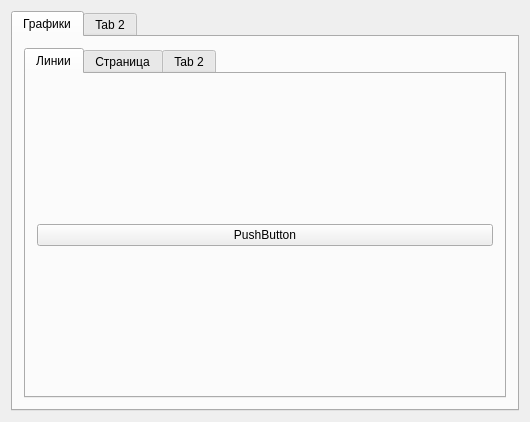
SukhoiRU/Graphics, file Dialogs/graphSettings.ui: the form before one commit.
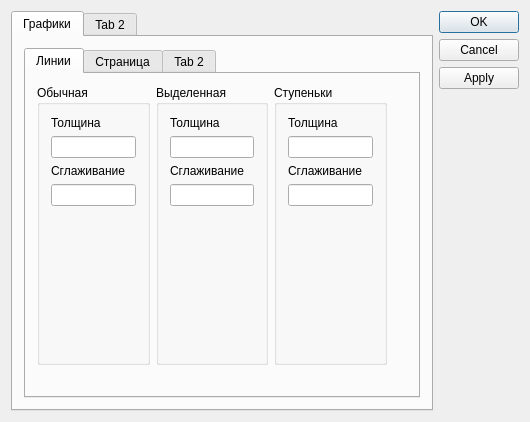
The form after the commit.

What changed in the file:
```diff
--- a/Dialogs/graphSettings.ui
+++ b/Dialogs/graphSettings.ui
@@ -31,11 +31,156 @@
            <string>Линии</string>
           </attribute>
           <layout class="QGridLayout" name="gridLayout_2">
-           <item row="0" column="0">
-            <widget class="QPushButton" name="pushButton">
-             <property name="text">
-              <string>PushButton</string>
+           <item row="2" column="1">
+            <widget class="QGroupBox" name="groupBox_2">
+             <property name="title">
+              <string>Выделенная</string>
              </property>
+             <layout class="QGridLayout" name="gridLayout_4">
+              <item row="2" column="0">
+               <widget class="QLabel" name="label_4">
+                <property name="text">
+                 <string>Сглаживание</string>
+                </property>
+               </widget>
+              </item>
+              <item row="0" column="0">
+               <widget class="QLabel" name="label_3">
+                <property name="text">
+                 <string>Толщина</string>
+                </property>
+               </widget>
+              </item>
+              <item row="3" column="0">
+               <widget class="QLineEdit" name="lineEdit_sel_alias"/>
+              </item>
+              <item row="4" column="0">
+               <spacer name="verticalSpacer_3">
+                <property name="orientation">
+                 <enum>Qt::Vertical</enum>
+                </property>
+                <property name="sizeHint" stdset="0">
+                 <size>
+                  <width>20</width>
+                  <height>40</height>
+                 </size>
+                </property>
+               </spacer>
+              </item>
+              <item row="1" column="0">
+               <widget class="QLineEdit" name="lineEdit_sel_width"/>
+              </item>
+             </layout>
+            </widget>
+           </item>
+           <item row="2" column="3">
+            <spacer name="verticalSpacer">
+             <property name="orientation">
+              <enum>Qt::Vertical</enum>
+             </property>
+             <property name="sizeHint" stdset="0">
+              <size>
+               <width>20</width>
+               <height>40</height>
+              </size>
+             </property>
+            </spacer>
+           </item>
+           <item row="3" column="3">
+            <spacer name="horizontalSpacer">
+             <property name="orientation">
+              <enum>Qt::Horizontal</enum>
+             </property>
+             <property name="sizeHint" stdset="0">
+              <size>
+               <width>40</width>
+               <height>20</height>
+              </size>
+             </property>
+            </spacer>
+           </item>
+           <item row="2" column="0">
+            <widget class="QGroupBox" name="groupBox">
+             <property name="title">
+              <string>Обычная</string>
+             </property>
+             <layout class="QGridLayout" name="gridLayout_3">
+              <item row="1" column="0">
+               <widget class="QLineEdit" name="lineEdit_width"/>
+              </item>
+              <item row="0" column="0">
+               <widget class="QLabel" name="label">
+                <property name="text">
+                 <string>Толщина</string>
+                </property>
+               </widget>
+              </item>
+              <item row="4" column="0">
+               <spacer name="verticalSpacer_2">
+                <property name="orientation">
+                 <enum>Qt::Vertical</enum>
+                </property>
+                <property name="sizeHint" stdset="0">
+                 <size>
+                  <width>20</width>
+                  <height>40</height>
+                 </size>
+                </property>
+               </spacer>
+              </item>
+              <item row="3" column="0">
+               <widget class="QLineEdit" name="lineEdit_alias"/>
+              </item>
+              <item row="2" column="0">
+               <widget class="QLabel" name="label_2">
+                <property name="text">
+                 <string>Сглаживание</string>
+                </property>
+               </widget>
+              </item>
+             </layout>
+            </widget>
+           </item>
+           <item row="2" column="2">
+            <widget class="QGroupBox" name="groupBox_3">
+             <property name="title">
+              <string>Ступеньки</string>
+             </property>
+             <layout class="QGridLayout" name="gridLayout_6">
+              <item row="1" column="0">
+               <widget class="QLineEdit" name="lineEdit_interp_width"/>
+              </item>
+              <item row="0" column="0">
+               <widget class="QLabel" name="label_7">
+                <property name="text">
+                 <string>Толщина</string>
+                </property>
+               </widget>
+              </item>
+              <item row="4" column="0">
+               <spacer name="verticalSpacer_5">
+                <property name="orientation">
+                 <enum>Qt::Vertical</enum>
+                </property>
+                <property name="sizeHint" stdset="0">
+                 <size>
+                  <width>20</width>
+                  <height>40</height>
+                 </size>
+                </property>
+               </spacer>
+              </item>
+              <item row="3" column="0">
+               <widget class="QLineEdit" name="lineEdit_interp_alias"/>
+              </item>
+              <item row="2" column="0">
+               <widget class="QLabel" name="label_8">
+                <property name="text">
+                 <string>Сглаживание</string>
+                </property>
+               </widget>
+              </item>
+             </layout>
             </widget>
            </item>
           </layout>
@@ -61,6 +206,16 @@
      </widget>
     </widget>
    </item>
+   <item>
+    <widget class="QDialogButtonBox" name="buttonBox">
+     <property name="orientation">
+      <enum>Qt::Vertical</enum>
+     </property>
+     <property name="standardButtons">
+      <set>QDialogButtonBox::Apply|QDialogButtonBox::Cancel|QDialogButtonBox::Ok</set>
+     </property>
+    </widget>
+   </item>
   </layout>
  </widget>
  <layoutdefault spacing="6" margin="11"/>
```
